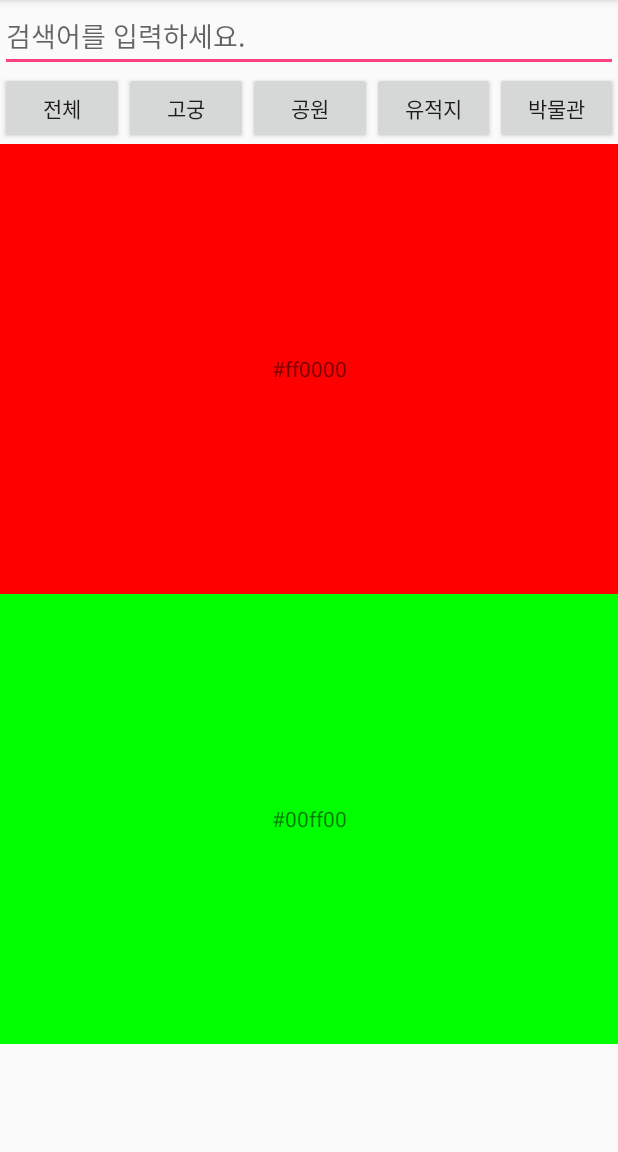
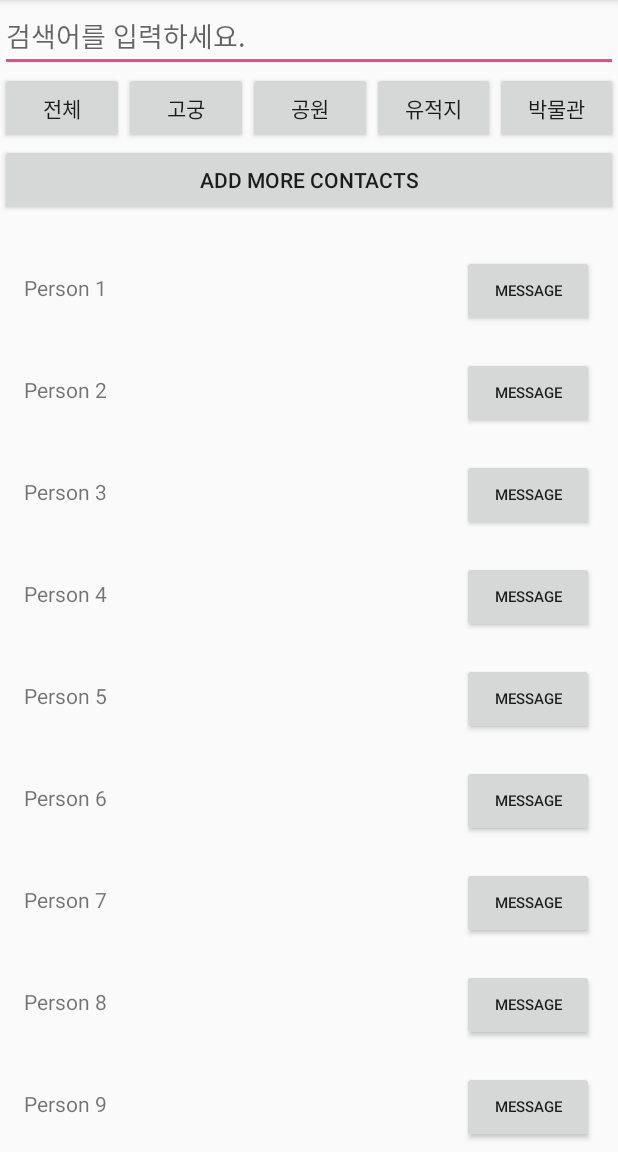
Before and after one commit to SeoulAppContestPrizeNo1/AngelWalk, an Android app: the SightsActivity screen opened directly, with no data from a screen before it, on a phone screen of 412 x 824 dp, the part 84-1236 px from its top. Run offline under Robolectric (Android 15) with nearby library versions, the phone set to English and light mode, and no system bars.

Commit message:
RecyclerView구현

```diff
--- a/app/build.gradle
+++ b/app/build.gradle
@@ -26,4 +26,5 @@ dependencies {
     testImplementation 'junit:junit:4.12'
     androidTestImplementation 'com.android.support.test:runner:1.0.2'
     androidTestImplementation 'com.android.support.test.espresso:espresso-core:3.0.2'
+    implementation 'com.github.bumptech.glide:glide:3.7.0'
 }
--- a/app/src/main/java/com/walk/angel/angelwalk/Activity/SightsActivity.java
+++ b/app/src/main/java/com/walk/angel/angelwalk/Activity/SightsActivity.java
@@ -2,14 +2,43 @@ package com.walk.angel.angelwalk.Activity;
 
 import android.support.v7.app.AppCompatActivity;
 import android.os.Bundle;
+import android.support.v7.widget.LinearLayoutManager;
+import android.support.v7.widget.RecyclerView;
+import android.view.View;
+import android.widget.Button;
 
 import com.walk.angel.angelwalk.R;
+import com.walk.angel.angelwalk.recycler.Contact;
+import com.walk.angel.angelwalk.recycler.ContactsAdapter;
 
 public class SightsActivity extends AppCompatActivity {
-
+    ContactsAdapter adapter;
     @Override
     protected void onCreate(Bundle savedInstanceState) {
         super.onCreate(savedInstanceState);
         setContentView(R.layout.activity_sights);
+        setupViews();
+    }
+
+    void setupViews() {
+        RecyclerView recyclerView = (RecyclerView) findViewById(R.id.recycler_view);
+
+        // Setup RecyclerView, associated adapter, and layout manager.
+        adapter = new ContactsAdapter();
+
+        recyclerView.setAdapter(adapter);
+        recyclerView.setLayoutManager(new LinearLayoutManager(this));
+
+        // Populate contact list.
+        adapter.addMoreContacts(Contact.createContactsList(20));
+
+        // Setup button to append additional contacts.
+        Button addMoreButton = (Button) findViewById(R.id.add_more_contacts);
+        addMoreButton.setOnClickListener(new View.OnClickListener() {
+            @Override
+            public void onClick(View v) {
+                adapter.addMoreContacts(Contact.createContactsList(5));
+            }
+        });
     }
 }
--- /dev/null
+++ b/app/src/main/java/com/walk/angel/angelwalk/Image/CircleTransform.java
@@ -0,0 +1,24 @@
+package com.walk.angel.angelwalk.Image;
+
+import android.content.Context;
+import android.graphics.Bitmap;
+
+import com.bumptech.glide.load.engine.bitmap_recycle.BitmapPool;
+import com.bumptech.glide.load.resource.bitmap.BitmapTransformation;
+
+
+
+public class CircleTransform extends BitmapTransformation {
+    public CircleTransform(Context context) {
+        super(context);
+    }
+    @Override
+    protected Bitmap transform(BitmapPool pool, Bitmap source, int outWidth, int outHeight) {
+        return new ImageUtils().getCircularBitmapImage(source);
+    }
+    @Override
+    public String getId() {
+        return "Glide_Circle_Transformation";
+    }
+
+}
--- /dev/null
+++ b/app/src/main/java/com/walk/angel/angelwalk/Image/ImageUtils.java
@@ -0,0 +1,29 @@
+package com.walk.angel.angelwalk.Image;
+
+import android.graphics.Bitmap;
+import android.graphics.BitmapShader;
+import android.graphics.Canvas;
+import android.graphics.Paint;
+
+
+public class ImageUtils {
+    public Bitmap getCircularBitmapImage(Bitmap source) {
+        int size = Math.min(source.getWidth(), source.getHeight());
+        int x = (source.getWidth() - size) / 2;
+        int y = (source.getHeight() - size) / 2;
+        Bitmap squaredBitmap = Bitmap.createBitmap(source, x, y, size, size);
+        if (squaredBitmap != source) {
+            source.recycle();
+        }
+        Bitmap bitmap = Bitmap.createBitmap(size, size, Bitmap.Config.ARGB_8888);
+        Canvas canvas = new Canvas(bitmap);
+        Paint paint = new Paint();
+        BitmapShader shader = new BitmapShader(squaredBitmap, BitmapShader.TileMode.CLAMP, BitmapShader.TileMode.CLAMP);
+        paint.setShader(shader);
+        paint.setAntiAlias(true);
+        float r = size / 2f;
+        canvas.drawCircle(r, r, r, paint);
+        squaredBitmap.recycle();
+        return bitmap;
+    }
+}
--- /dev/null
+++ b/app/src/main/java/com/walk/angel/angelwalk/recycler/Contact.java
@@ -0,0 +1,42 @@
+package com.walk.angel.angelwalk.recycler;
+
+
+import java.util.ArrayList;
+import java.util.List;
+
+public class Contact {
+    private int mId;
+
+    private String mName;
+    private boolean mOnline;
+
+    public Contact(int id, String name, boolean online) {
+        mId = id;
+        mName = name;
+        mOnline = online;
+    }
+
+    public int getId() {
+        return mId;
+    }
+
+    public String getName() {
+        return mName;
+    }
+
+    public boolean isOnline() {
+        return mOnline;
+    }
+
+    private static int lastContactId = 0;
+
+    public static List<Contact> createContactsList(int numContacts) {
+        List<Contact> contacts = new ArrayList<>();
+
+        for (int i = 1; i <= numContacts; i++) {
+            contacts.add(new Contact(i,"Person " + ++lastContactId, i <= numContacts / 2));
+        }
+
+        return contacts;
+    }
+}
--- /dev/null
+++ b/app/src/main/java/com/walk/angel/angelwalk/recycler/ContactsAdapter.java
@@ -0,0 +1,94 @@
+package com.walk.angel.angelwalk.recycler;
+
+
+import android.content.Context;
+import android.support.v7.recyclerview.extensions.ListAdapter;
+import android.support.v7.util.DiffUtil;
+import android.support.v7.widget.RecyclerView;
+import android.view.LayoutInflater;
+import android.view.View;
+import android.view.ViewGroup;
+import android.widget.Button;
+import android.widget.TextView;
+import com.walk.angel.angelwalk.R;
+
+import java.util.ArrayList;
+
+import java.util.List;
+
+public class ContactsAdapter extends ListAdapter<Contact, ContactsAdapter.ViewHolder> {
+
+    private List<Contact> mContacts = new ArrayList<>();
+
+    public static final DiffUtil.ItemCallback<Contact> DIFF_CALLBACK =
+            new DiffUtil.ItemCallback<Contact>() {
+                @Override
+                public boolean areItemsTheSame(Contact oldItem, Contact newItem) {
+                    return oldItem.getId() == newItem.getId();
+                }
+
+                @Override
+                public boolean areContentsTheSame(Contact oldItem, Contact newItem) {
+                    return (oldItem.getName() == newItem.getName() && oldItem.isOnline() == newItem.isOnline());
+                }
+            };
+
+    public ContactsAdapter() {
+        super(DIFF_CALLBACK);
+    }
+
+    public void addMoreContacts(List<Contact> newContacts) {
+        mContacts.addAll(newContacts);
+        submitList(mContacts); // DiffUtil takes care of the chekc
+    }
+
+    @Override
+    public ViewHolder onCreateViewHolder(ViewGroup parent, int viewType) {
+        Context context = parent.getContext();
+        LayoutInflater inflater = LayoutInflater.from(context);
+
+        View contactView = inflater.inflate(R.layout.item_contact, parent, false);
+
+        ViewHolder viewHolder = new ViewHolder(contactView);
+        return viewHolder;
+    }
+
+    @Override
+    public void onBindViewHolder(ViewHolder viewHolder, int position) {
+        Contact contact = getItem(position);
+
+        TextView textView = viewHolder.nameTextView;
+        textView.setText(contact.getName());
+
+        Button button = viewHolder.messageButton;
+
+        if (contact.isOnline()) {
+            button.setText("Message");
+
+            // OMIT to show that rows are recycled.
+            //
+            // Scrolling past the midpoint of the list (when contacts are listed as offline)
+            // and scrolling back up should result in some buttons being inadvertently disabled.
+            button.setEnabled(true);
+        }
+        else {
+            button.setText("Offline");
+            button.setEnabled(false);
+        }
+    }
+
+    public static class ViewHolder extends RecyclerView.ViewHolder {
+
+        public TextView nameTextView;
+        public Button messageButton;
+
+        public ViewHolder(View itemView) {
+            // Stores the itemView in a public final member variable that can be used
+            // to access the context from any ViewHolder instance.
+            super(itemView);
+
+            nameTextView = (TextView) itemView.findViewById(R.id.contact_name);
+            messageButton = (Button) itemView.findViewById(R.id.message_button);
+        }
+    }
+}
--- a/app/src/main/res/layout/activity_sights.xml
+++ b/app/src/main/res/layout/activity_sights.xml
@@ -59,32 +59,27 @@
 
     </LinearLayout>
 
-    <ScrollView xmlns:android="http://schemas.android.com/apk/res/android"
+    <LinearLayout
+        xmlns:android="http://schemas.android.com/apk/res/android"
         android:layout_width="match_parent"
         android:layout_height="wrap_content"
-        app:layout_constraintTop_toBottomOf="@+id/wrapOne">
+        android:orientation="vertical"
+        app:layout_constraintTop_toBottomOf="@+id/wrapOne"
+        >
 
-        <LinearLayout
+        <Button
+            android:id="@+id/add_more_contacts"
             android:layout_width="match_parent"
             android:layout_height="wrap_content"
-            android:orientation="vertical" >
+            android:text="Add more contacts"
+            />
 
-            <TextView
-                android:layout_width="match_parent"
-                android:layout_height="300dip"
-                android:background="#ff0000"
-                android:gravity="center"
-                android:text="#ff0000" />
+        <android.support.v7.widget.RecyclerView
+            android:id="@+id/recycler_view"
+            android:layout_width="match_parent"
+            android:layout_height="wrap_content"
+            android:padding="16dp"
+            />
 
-            <TextView
-                android:layout_width="match_parent"
-                android:layout_height="300dip"
-                android:background="#00ff00"
-                android:gravity="center"
-                android:text="#00ff00" />
-
-        </LinearLayout>
-
-    </ScrollView>
-
+    </LinearLayout>
 </android.support.constraint.ConstraintLayout>
--- /dev/null
+++ b/app/src/main/res/layout/item_contact.xml
@@ -0,0 +1,26 @@
+<?xml version="1.0" encoding="utf-8"?>
+<LinearLayout
+    xmlns:android="http://schemas.android.com/apk/res/android"
+    android:orientation="horizontal"
+    android:layout_width="match_parent"
+    android:layout_height="wrap_content"
+    android:paddingTop="10dp"
+    android:paddingBottom="10dp"
+    >
+
+    <TextView
+        android:id="@+id/contact_name"
+        android:layout_width="0dp"
+        android:layout_height="wrap_content"
+        android:layout_weight="1"
+        />
+
+    <Button
+        android:id="@+id/message_button"
+        android:layout_width="wrap_content"
+        android:layout_height="wrap_content"
+        android:paddingLeft="16dp"
+        android:paddingRight="16dp"
+        android:textSize="10sp"
+        />
+</LinearLayout>
```
